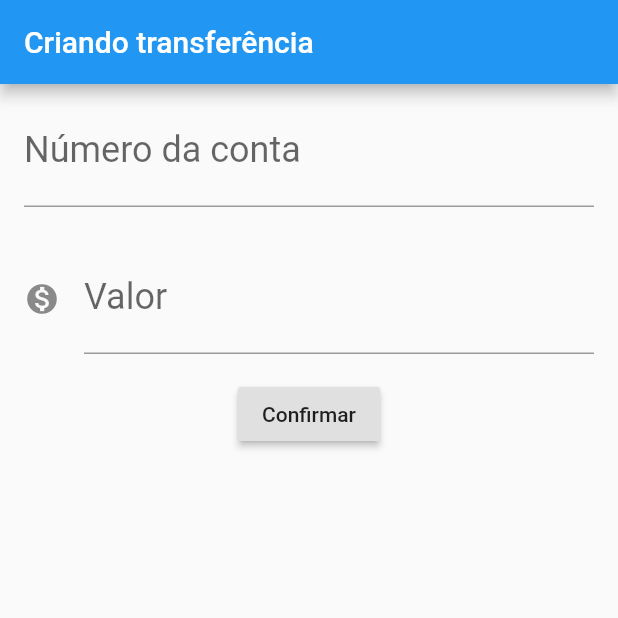
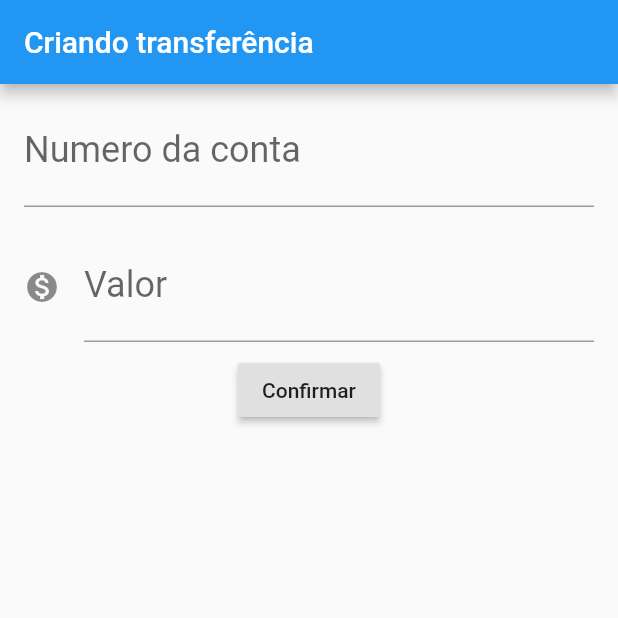
Before and after one commit to carolbonturi/byteBank, a Flutter app: the screen it shows after launch, after a tap on "Confirmar", on a phone screen of 412 x 824 dp, the top half of it. Run offline on Flutter 3.47's test engine with Material 2 defaults, Android fonts, the phone set to English and light mode, and no system bars.

Commit message:
Code refactor

```diff
--- a/lib/main.dart
+++ b/lib/main.dart
@@ -24,48 +24,24 @@ class FormularioTransferencia extends StatelessWidget {
       appBar: AppBar(title: Text('Criando transferência'),),
         body: Column(
           children: [
-            Padding(
-              padding: const EdgeInsets.fromLTRB(16.0, 8.0, 16.0, 8.0),
-              child: TextField(
-                controller: _controladorCampoNumeroConta,
-                style: TextStyle(
-                  fontSize: 24.0,
-                ),
-                decoration: InputDecoration(
-                  labelText: 'Número da conta',
-                  hintText: '0000',
-                ),
-                keyboardType: TextInputType.number,
-              ),
-            ),Padding(
-              padding: const EdgeInsets.all(16.0),
-              child: TextField(
-                controller: _controladorCampoValor,
-                style: TextStyle(
-                  fontSize: 24.0,
-                ),
-                decoration: InputDecoration(
-                  icon: Icon(Icons.monetization_on),
-                  labelText: 'Valor',
-                  hintText: '0.00',
-                ),
-                keyboardType: TextInputType.number,
-              ),
-            ),
+            Editor(controlador: _controladorCampoNumeroConta, rotulo: 'Numero da conta', dica: '0000',),
+            Editor(controlador: _controladorCampoValor, icone: Icons.monetization_on, rotulo: 'Valor', dica: '0.00',),
             RaisedButton(
-              onPressed: () {
-                final double valor = double.tryParse(_controladorCampoValor.text);
-                final int numeroConta = int.tryParse(_controladorCampoNumeroConta.text);
-
-                if (valor != null && numeroConta != null) {
-                  final transferenciaCriada = Transferencia(valor, numeroConta);
-                  debugPrint('$transferenciaCriada');
-                }
-              },
+              onPressed: () => _criaTransferencia(),
               child: Text('Confirmar'),
             )
           ],
         ));
+  }
+
+  void _criaTransferencia() {
+    final double valor = double.tryParse(_controladorCampoValor.text);
+    final int numeroConta = int.tryParse(_controladorCampoNumeroConta.text);
+
+    if (valor != null && numeroConta != null) {
+      final transferenciaCriada = Transferencia(valor, numeroConta);
+      debugPrint('$transferenciaCriada');
+    }
   }
 }
 
@@ -115,3 +91,32 @@ class Transferencia {
     return 'Transferencia{_valor: $_valor, _numeroConta: $_numeroConta}';
   }
 }
+
+class Editor extends StatelessWidget {
+
+  final TextEditingController controlador;
+  final String rotulo;
+  final String dica;
+  final IconData icone;
+
+  Editor({this.controlador, this.rotulo, this.dica, this.icone});
+
+  @override
+  Widget build(BuildContext context) {
+    return Padding(
+      padding: const EdgeInsets.fromLTRB(16.0, 8.0, 16.0, 8.0),
+      child: TextField(
+        controller: controlador,
+        style: TextStyle(
+          fontSize: 24.0,
+        ),
+        decoration: InputDecoration(
+          icon: icone != null ? Icon(icone) : null,
+          labelText: rotulo,
+          hintText: dica,
+        ),
+        keyboardType: TextInputType.number,
+      ),
+    );
+  }
+}
```
